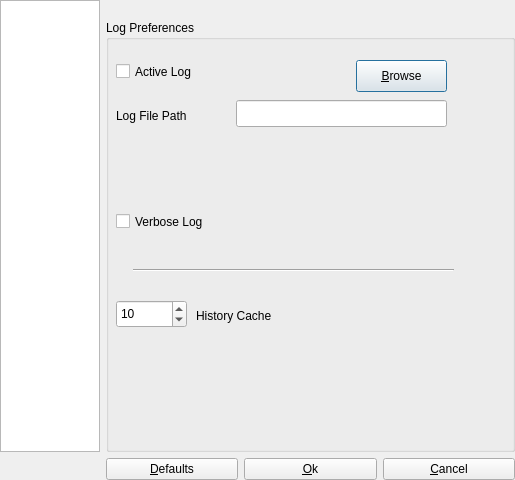
Before: the Qt Designer form src/app/preference/preferencesdialog.ui in nmapsi4/nmapsi4, drawn with Qt 5.
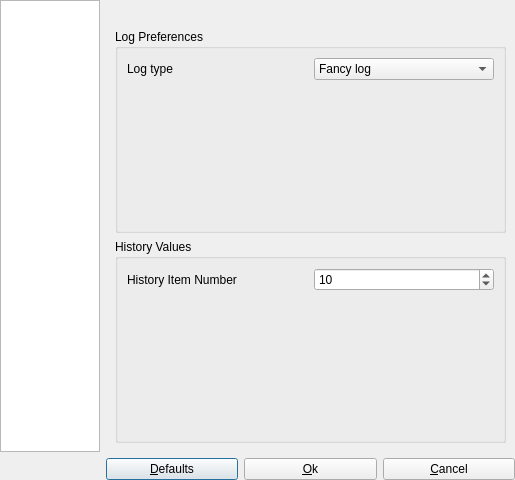
After: the same form once the commit is applied. The open tabs and pages were chosen to show the change. Icons and pictures are not drawn.

The edit to the form file:
```diff
--- a/src/app/preference/preferencesdialog.ui
+++ b/src/app/preference/preferencesdialog.ui
@@ -204,11 +204,8 @@
       </layout>
      </widget>
      <widget class="QWidget" name="page_2">
-      <layout class="QGridLayout" name="gridLayout_2">
-       <property name="margin">
-        <number>0</number>
-       </property>
-       <item row="0" column="0">
+      <layout class="QVBoxLayout" name="verticalLayout_5">
+       <item>
         <widget class="QGroupBox" name="groupBox_2">
          <property name="sizePolicy">
           <sizepolicy hsizetype="Expanding" vsizetype="Expanding">
@@ -219,97 +216,58 @@
          <property name="title">
           <string>Log Preferences</string>
          </property>
-         <widget class="QPushButton" name="buttonLogB">
-          <property name="geometry">
-           <rect>
-            <x>250</x>
-            <y>40</y>
-            <width>91</width>
-            <height>32</height>
-           </rect>
-          </property>
+         <layout class="QVBoxLayout" name="verticalLayout_4">
+          <item>
+           <layout class="QGridLayout" name="gridLayout_4">
+            <item row="0" column="0">
+             <widget class="QLabel" name="label_2">
           <property name="text">
-           <string>&amp;Browse</string>
-          </property>
-          <property name="icon">
-           <iconset resource="../../mainwin.qrc">
-            <normaloff>:/images/images/fileopen.png</normaloff>:/images/images/fileopen.png</iconset>
-          </property>
-         </widget>
-         <widget class="QLineEdit" name="lineEditPath">
-          <property name="geometry">
-           <rect>
-            <x>130</x>
-            <y>80</y>
-            <width>211</width>
-            <height>27</height>
-           </rect>
-          </property>
+               <string>Log type</string>
+              </property>
+             </widget>
+            </item>
+            <item row="0" column="1">
+             <widget class="QComboBox" name="comboLogType">
+              <item>
           <property name="text">
-           <string/>
-          </property>
-         </widget>
-         <widget class="QLabel" name="label_45">
-          <property name="geometry">
-           <rect>
-            <x>10</x>
-            <y>80</y>
-            <width>121</width>
-            <height>31</height>
-           </rect>
-          </property>
+                <string>Fancy log</string>
+               </property>
+              </item>
+              <item>
           <property name="text">
-           <string>Log File Path</string>
-          </property>
-         </widget>
-         <widget class="QCheckBox" name="checkLogOn">
-          <property name="geometry">
-           <rect>
-            <x>10</x>
-            <y>40</y>
-            <width>131</width>
-            <height>23</height>
-           </rect>
-          </property>
-          <property name="text">
-           <string>Active Log</string>
-          </property>
-         </widget>
-         <widget class="QCheckBox" name="checkVerboseLog">
-          <property name="geometry">
-           <rect>
-            <x>10</x>
-            <y>190</y>
-            <width>191</width>
-            <height>23</height>
-           </rect>
-          </property>
-          <property name="text">
-           <string>Verbose Log</string>
-          </property>
-         </widget>
-         <widget class="Line" name="line">
-          <property name="geometry">
-           <rect>
-            <x>27</x>
-            <y>240</y>
-            <width>321</width>
-            <height>20</height>
-           </rect>
-          </property>
+                <string>Nmap raw log</string>
+               </property>
+              </item>
+             </widget>
+            </item>
+           </layout>
+          </item>
+          <item>
+           <spacer name="verticalSpacer">
           <property name="orientation">
-           <enum>Qt::Horizontal</enum>
-          </property>
-         </widget>
+             <enum>Qt::Vertical</enum>
+            </property>
+            <property name="sizeHint" stdset="0">
+             <size>
+              <width>20</width>
+              <height>40</height>
+             </size>
+            </property>
+           </spacer>
+          </item>
+         </layout>
+        </widget>
+       </item>
+       <item>
+        <widget class="QGroupBox" name="groupBox_3">
+         <property name="title">
+          <string>History Values</string>
+         </property>
+         <layout class="QVBoxLayout" name="verticalLayout_2">
+          <item>
+           <layout class="QGridLayout" name="gridLayout_2">
+            <item row="0" column="1">
          <widget class="QSpinBox" name="spinBoxCache">
-          <property name="geometry">
-           <rect>
-            <x>10</x>
-            <y>280</y>
-            <width>71</width>
-            <height>28</height>
-           </rect>
-          </property>
           <property name="minimum">
            <number>5</number>
           </property>
@@ -317,19 +275,30 @@
            <number>10</number>
           </property>
          </widget>
+            </item>
+            <item row="0" column="0">
          <widget class="QLabel" name="label">
-          <property name="geometry">
-           <rect>
-            <x>90</x>
-            <y>280</y>
-            <width>251</width>
-            <height>31</height>
-           </rect>
-          </property>
           <property name="text">
-           <string>History Cache</string>
-          </property>
-         </widget>
+               <string>History Item Number</string>
+              </property>
+             </widget>
+            </item>
+           </layout>
+          </item>
+          <item>
+           <spacer name="verticalSpacer_2">
+            <property name="orientation">
+             <enum>Qt::Vertical</enum>
+            </property>
+            <property name="sizeHint" stdset="0">
+             <size>
+              <width>20</width>
+              <height>40</height>
+             </size>
+            </property>
+           </spacer>
+          </item>
+         </layout>
         </widget>
        </item>
       </layout>
```
Left out of the diff: 8 changed lines with no effect on the pictures. Lines whose indentation alone changed are shown as unchanged.
